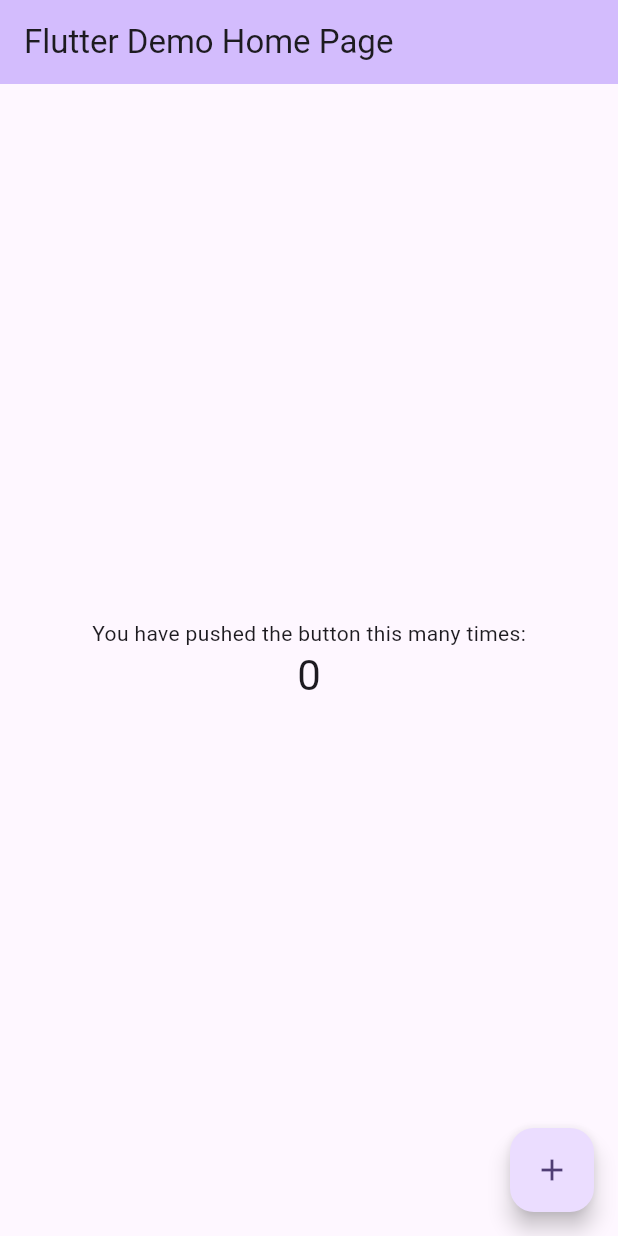
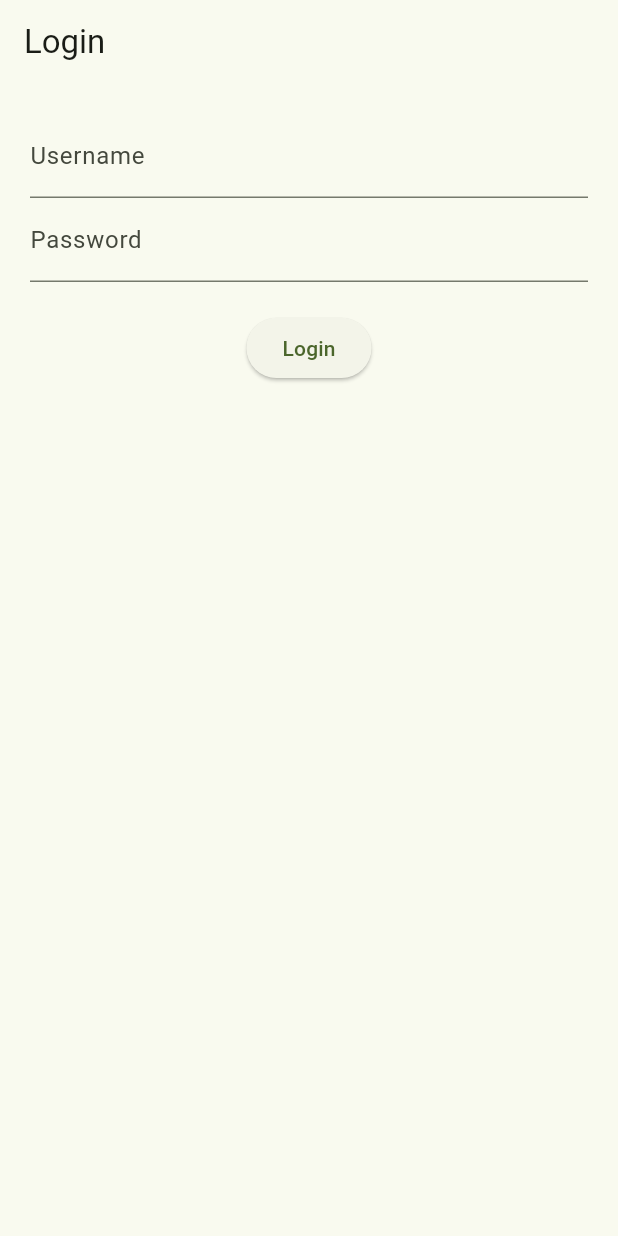
Before and after one commit to 10suraj10/INTERNCCS, a Flutter app: the screen it shows after launch, on a phone screen of 412 x 824 dp. Run offline on Flutter 3.47's test engine with Material 3 defaults, Android fonts, the light colour scheme and no system bars.

Commit message:
Add project to SS_Task1

```diff
--- a/lib/main.dart
+++ b/lib/main.dart
@@ -11,32 +11,20 @@ class MyApp extends StatelessWidget {
   @override
   Widget build(BuildContext context) {
     return MaterialApp(
+      home: LoginPage(), // show login page first
       title: 'Flutter Demo',
       theme: ThemeData(
-        // This is the theme of your application.
-        //
-        // TRY THIS: Try running your application with "flutter run". You'll see
-        // the application has a purple toolbar. Then, without quitting the app,
-        // try changing the seedColor in the colorScheme below to Colors.green
-        // and then invoke "hot reload" (save your changes or press the "hot
-        // reload" button in a Flutter-supported IDE, or press "r" if you used
-        // the command line to start the app).
-        //
-        // Notice that the counter didn't reset back to zero; the application
-        // state is not lost during the reload. To reset the state, use hot
-        // restart instead.
-        //
-        // This works for code too, not just values: Most code changes can be
-        // tested with just a hot reload.
-        colorScheme: .fromSeed(seedColor: Colors.deepPurple),
+        colorScheme: .fromSeed(seedColor: Colors.lightGreen),
       ),
-      home: const MyHomePage(title: 'Flutter Demo Home Page'),
+
+      //home: const MyHomePage(title: 'Image App Home Page'),
+
     );
   }
 }
 
-class MyHomePage extends StatefulWidget {
-  const MyHomePage({super.key, required this.title});
+class LoginPage extends StatefulWidget {
+  const LoginPage({super.key});
 
   // This widget is the home page of your application. It is stateful, meaning
   // that it has a State object (defined below) that contains fields that affect
@@ -46,15 +34,13 @@ class MyHomePage extends StatefulWidget {
   // case the title) provided by the parent (in this case the App widget) and
   // used by the build method of the State. Fields in a Widget subclass are
   // always marked "final".
-
-  final String title;
-
+  //final String title;*
   @override
-  State<MyHomePage> createState() => _MyHomePageState();
+  State<LoginPage> createState() => _LoginPageState();
 }
-
-class _MyHomePageState extends State<MyHomePage> {
-  int _counter = 0;
+//* LOGIN PAGE
+class _LoginPageState extends State<LoginPage> {
+  /*int _counter = 0;
 
   void _incrementCounter() {
     setState(() {
@@ -64,59 +50,89 @@ class _MyHomePageState extends State<MyHomePage> {
       // _counter without calling setState(), then the build method would not be
       // called again, and so nothing would appear to happen.
       _counter++;
-    });
+    });*/
+
+  // To read what user typed
+  final usernameController = TextEditingController();
+  final passwordController = TextEditingController();
+  // Function called when user presses Login button
+  void login() {
+    String user = usernameController.text;
+    String pass = passwordController.text;
+
+    // Check username and password using if-else
+    if (user == "NCCSIntern" && pass == "2025") {
+      // Go to HomePage if correct
+      Navigator.push(
+        context,
+        MaterialPageRoute(builder: (context) => HomePage()),
+      );
+    } else {
+      // Show error message if wrong
+      ScaffoldMessenger.of(context).showSnackBar(
+        const SnackBar(content: Text("Incorrect username or password")),
+      );
+    }
   }
 
   @override
   Widget build(BuildContext context) {
-    // This method is rerun every time setState is called, for instance as done
-    // by the _incrementCounter method above.
-    //
-    // The Flutter framework has been optimized to make rerunning build methods
-    // fast, so that you can just rebuild anything that needs updating rather
-    // than having to individually change instances of widgets.
     return Scaffold(
       appBar: AppBar(
-        // TRY THIS: Try changing the color here to a specific color (to
-        // Colors.amber, perhaps?) and trigger a hot reload to see the AppBar
-        // change color while the other colors stay the same.
-        backgroundColor: Theme.of(context).colorScheme.inversePrimary,
-        // Here we take the value from the MyHomePage object that was created by
-        // the App.build method, and use it to set our appbar title.
-        title: Text(widget.title),
+          title: const Text("Login")),
+      body: Padding(
+        padding: const EdgeInsets.all(20),
+        child: Column(
+          children: [
+            TextField(
+              controller: usernameController,
+              decoration: const InputDecoration(labelText: "Username"),
+            ),
+            TextField(
+              controller: passwordController,
+              decoration: const InputDecoration(labelText: "Password"),
+              //obscureText: true, // hides password
+            ),
+            const SizedBox(height: 20),
+            ElevatedButton(
+              onPressed: login, // call login() when pressed
+              child: const Text("Login"),
+            )
+          ],
+        ),
       ),
+    );
+  }
+}
+// ------------------ HOME PAGE AFTER LOGIN ------------------
+class HomePage extends StatelessWidget {
+  const HomePage({super.key});
+
+  @override
+  Widget build(BuildContext context) {
+    return Scaffold(
+      appBar: AppBar(title: const Text("Welcome Page")),
+
       body: Center(
-        // Center is a layout widget. It takes a single child and positions it
-        // in the middle of the parent.
         child: Column(
-          // Column is also a layout widget. It takes a list of children and
-          // arranges them vertically. By default, it sizes itself to fit its
-          // children horizontally, and tries to be as tall as its parent.
-          //
-          // Column has various properties to control how it sizes itself and
-          // how it positions its children. Here we use mainAxisAlignment to
-          // center the children vertically; the main axis here is the vertical
-          // axis because Columns are vertical (the cross axis would be
-          // horizontal).
-          //
-          // TRY THIS: Invoke "debug painting" (choose the "Toggle Debug Paint"
-          // action in the IDE, or press "p" in the console), to see the
-          // wireframe for each widget.
-          mainAxisAlignment: .center,
+          mainAxisAlignment: MainAxisAlignment.center,
           children: [
-            const Text('You have pushed the button this many times:'),
-            Text(
-              '$_counter',
-              style: Theme.of(context).textTheme.headlineMedium,
+            Image.network(
+              "https://picsum.photos/200", // sample random image
+              height: 150,
+            ),
+
+            const SizedBox(height: 20),
+
+            ElevatedButton(
+              onPressed: () {
+                Navigator.pop(context); // logs out and goes back
+              },
+              child: const Text("Logout"),
             ),
           ],
         ),
       ),
-      floatingActionButton: FloatingActionButton(
-        onPressed: _incrementCounter,
-        tooltip: 'Increment',
-        child: const Icon(Icons.add),
-      ),
     );
   }
 }
--- a/pubspec.yaml
+++ b/pubspec.yaml
@@ -1,5 +1,5 @@
-name: sample
-description: "A new Flutter project."
+name: flutter_app
+description: "A new Flutter project to see image when logging in."
 # The following line prevents the package from being accidentally published to
 # pub.dev using `flutter pub publish`. This is preferred for private packages.
 publish_to: 'none' # Remove this line if you wish to publish to pub.dev
```
